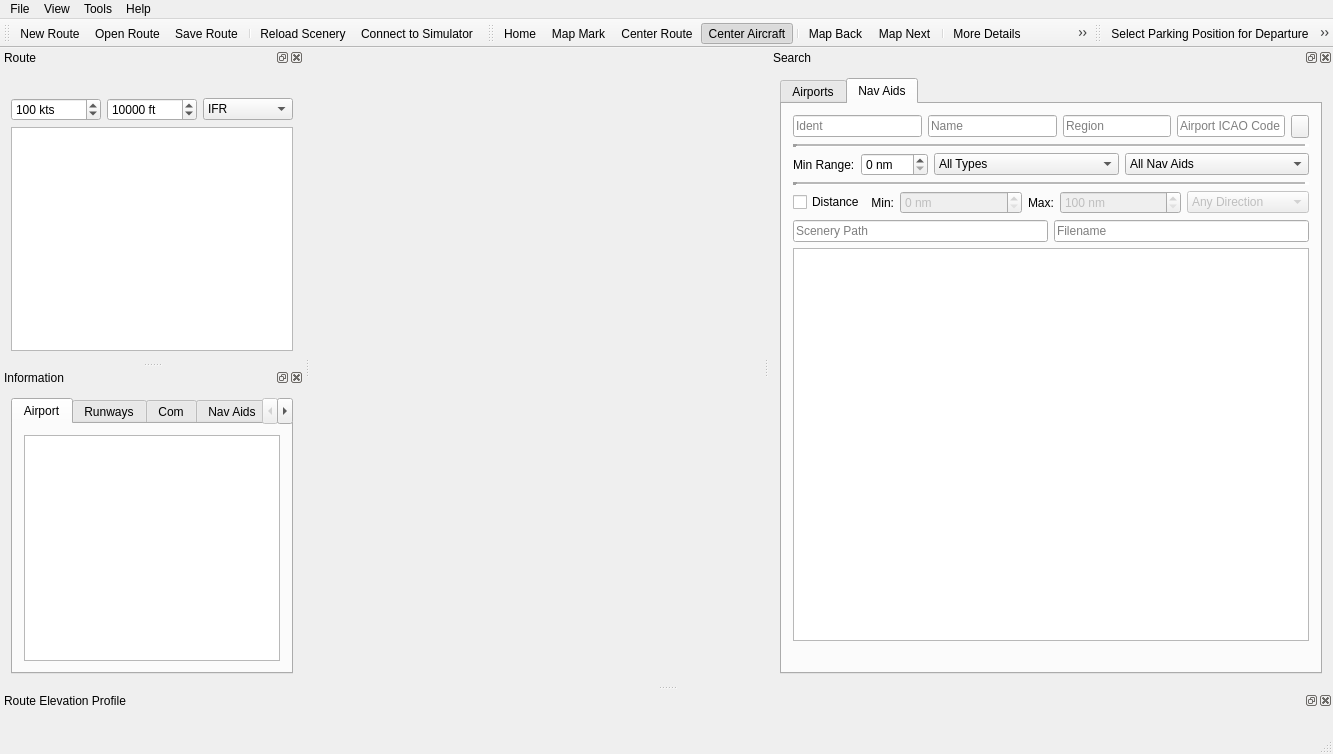
The window that src/gui/mainwindow.ui (albar965/littlenavmap) describes before a commit, drawn with Qt 5.
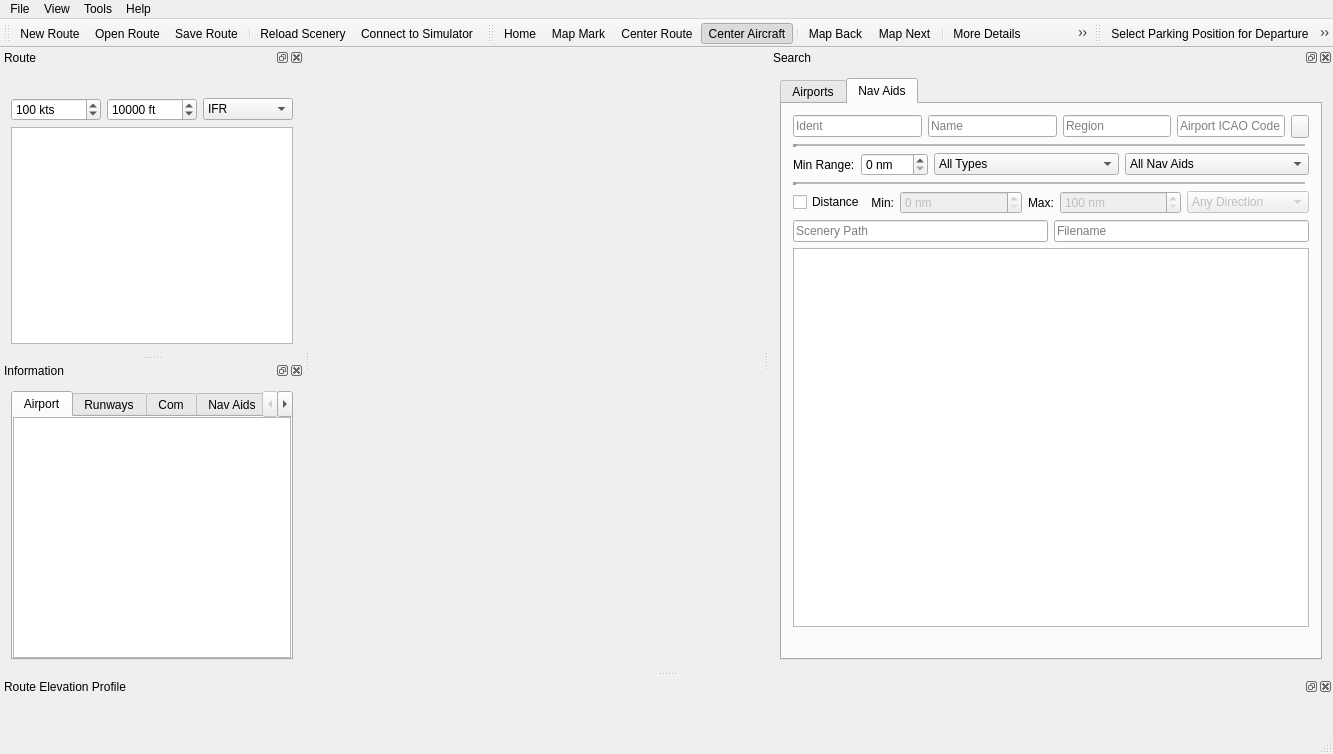
The same window after the commit. Icons and pictures are not drawn.

Commit message: Added label and rubber band selection to elevation profile display.

The edit to the form file:
```diff
--- a/src/gui/mainwindow.ui
+++ b/src/gui/mainwindow.ui
@@ -1609,6 +1609,21 @@
          <string>Airport</string>
         </attribute>
         <layout class="QVBoxLayout" name="verticalLayout_7">
+         <property name="spacing">
+          <number>0</number>
+         </property>
+         <property name="leftMargin">
+          <number>0</number>
+         </property>
+         <property name="topMargin">
+          <number>0</number>
+         </property>
+         <property name="rightMargin">
+          <number>0</number>
+         </property>
+         <property name="bottomMargin">
+          <number>0</number>
+         </property>
          <item>
           <widget class="QTextEdit" name="textEditAirportInfo"/>
          </item>
@@ -1728,9 +1743,19 @@
    </attribute>
    <widget class="QWidget" name="dockWidgetContentsElevation">
     <layout class="QVBoxLayout" name="verticalLayout_12">
+     <property name="spacing">
+      <number>0</number>
+     </property>
      <item>
       <widget class="QWidget" name="elevationWidgetDummy" native="true"/>
      </item>
+     <item>
+      <widget class="QLabel" name="labelElevationInfo">
+       <property name="text">
+        <string/>
+       </property>
+      </widget>
+     </item>
     </layout>
    </widget>
   </widget>
```
The commit also changes 2 other files.
